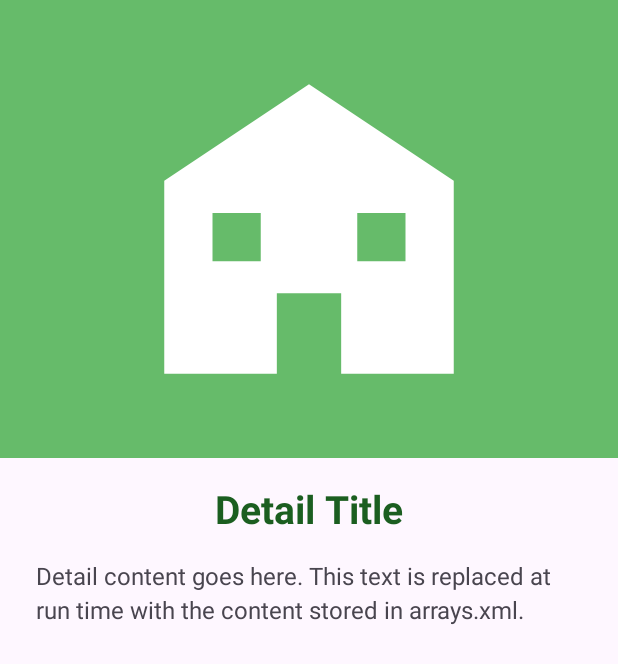
After one commit to FulLCn/20243006965-AssignmentOne, an Android app: the DetailActivity screen opened directly, with no data from a screen before it, on a phone screen of 412 x 824 dp. The commit adds this screen. Shown: the top 664 px of the screen. Run offline under Robolectric (Android 15) with nearby library versions, the phone set to English and light mode, and no system bars.

Commit message:
Part F: DetailActivity with responsive detail layout and manifest entry

```diff
--- a/app/src/main/AndroidManifest.xml
+++ b/app/src/main/AndroidManifest.xml
@@ -21,6 +21,12 @@
                 <category android:name="android.intent.category.LAUNCHER" />
             </intent-filter>
         </activity>
+
+        <!-- Part F: detail screen reached from MainActivity. Not exported. -->
+        <activity
+            android:name=".DetailActivity"
+            android:exported="false"
+            android:parentActivityName=".MainActivity" />
     </application>
 
 </manifest>
--- /dev/null
+++ b/app/src/main/java/com/example/a20243006965_assignmentone/DetailActivity.java
@@ -0,0 +1,30 @@
+package com.example.a20243006965_assignmentone;
+
+import android.os.Bundle;
+
+import androidx.activity.EdgeToEdge;
+import androidx.appcompat.app.AppCompatActivity;
+import androidx.core.graphics.Insets;
+import androidx.core.view.ViewCompat;
+import androidx.core.view.WindowInsetsCompat;
+
+/**
+ * Detail screen of the CampusLife app.
+ * <p>
+ * Part F: the activity exists and shows the placeholder layout from
+ * activity_detail.xml. The content is populated from arrays.xml in Part H.
+ */
+public class DetailActivity extends AppCompatActivity {
+
+    @Override
+    protected void onCreate(Bundle savedInstanceState) {
+        super.onCreate(savedInstanceState);
+        EdgeToEdge.enable(this);
+        setContentView(R.layout.activity_detail);
+        ViewCompat.setOnApplyWindowInsetsListener(findViewById(R.id.main), (v, insets) -> {
+            Insets systemBars = insets.getInsets(WindowInsetsCompat.Type.systemBars());
+            v.setPadding(systemBars.left, systemBars.top, systemBars.right, systemBars.bottom);
+            return insets;
+        });
+    }
+}
--- /dev/null
+++ b/app/src/main/res/layout/activity_detail.xml
@@ -0,0 +1,58 @@
+<?xml version="1.0" encoding="utf-8"?>
+<!--
+    Part F: layout of DetailActivity.
+    Topic image on top, title underneath, scrollable body text at the bottom.
+    All heights use weights, so the screen adapts to any size and orientation.
+-->
+<LinearLayout xmlns:android="http://schemas.android.com/apk/res/android"
+    android:id="@+id/main"
+    android:layout_width="match_parent"
+    android:layout_height="match_parent"
+    android:orientation="vertical">
+
+    <!-- Topic image (replaced at run time in Part H) -->
+    <ImageView
+        android:id="@+id/ivDetailImage"
+        android:layout_width="match_parent"
+        android:layout_height="0dp"
+        android:layout_weight="2"
+        android:background="@color/light_green"
+        android:contentDescription="@string/detail_image_placeholder"
+        android:padding="24dp"
+        android:scaleType="fitCenter"
+        android:src="@drawable/ic_facilities" />
+
+    <!-- Topic title (placeholder text until Java replaces it) -->
+    <TextView
+        android:id="@+id/tvDetailTitle"
+        android:layout_width="match_parent"
+        android:layout_height="wrap_content"
+        android:gravity="center"
+        android:paddingStart="16dp"
+        android:paddingTop="16dp"
+        android:paddingEnd="16dp"
+        android:paddingBottom="8dp"
+        android:text="@string/detail_title_placeholder"
+        android:textColor="@color/green"
+        android:textSize="26sp"
+        android:textStyle="bold" />
+
+    <!-- Scrollable topic body (placeholder text until Java replaces it) -->
+    <ScrollView
+        android:layout_width="match_parent"
+        android:layout_height="0dp"
+        android:layout_weight="3">
+
+        <TextView
+            android:id="@+id/tvDetailContent"
+            android:layout_width="match_parent"
+            android:layout_height="wrap_content"
+            android:lineSpacingExtra="4dp"
+            android:paddingStart="24dp"
+            android:paddingTop="8dp"
+            android:paddingEnd="24dp"
+            android:paddingBottom="24dp"
+            android:text="@string/detail_content_placeholder"
+            android:textSize="16sp" />
+    </ScrollView>
+</LinearLayout>
--- a/app/src/main/res/values/strings.xml
+++ b/app/src/main/res/values/strings.xml
@@ -10,4 +10,9 @@
     <string name="cd_events">Events</string>
     <string name="cd_clubs">Clubs</string>
     <string name="cd_support">Support</string>
+
+    <!-- Part F: placeholder text shown in DetailActivity before Java fills it in -->
+    <string name="detail_image_placeholder">Topic image</string>
+    <string name="detail_title_placeholder">Detail Title</string>
+    <string name="detail_content_placeholder">Detail content goes here. This text is replaced at run time with the content stored in arrays.xml.</string>
 </resources>
```
